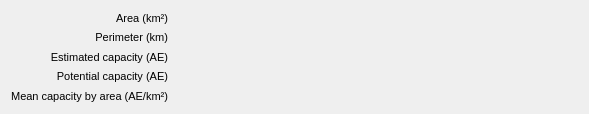
Old version of the form mlapp/src/widgets/paddock_details/paddock_details_base.ui in the repository Trailmarker/paddock-power.
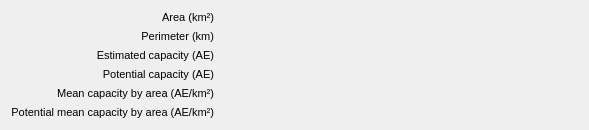
New version of the form. Custom widgets are drawn as their Qt base class.

Diff of the .ui file:
```diff
--- a/mlapp/src/widgets/paddock_details/paddock_details_base.ui
+++ b/mlapp/src/widgets/paddock_details/paddock_details_base.ui
@@ -214,6 +214,63 @@
        </property>
       </widget>
      </item>
+     <item row="3" column="1">
+      <widget class="FormattedValue" name="potentialCapacityText">
+       <property name="sizePolicy">
+        <sizepolicy hsizetype="Expanding" vsizetype="Minimum">
+         <horstretch>0</horstretch>
+         <verstretch>0</verstretch>
+        </sizepolicy>
+       </property>
+       <property name="font">
+        <font>
+         <pointsize>8</pointsize>
+        </font>
+       </property>
+       <property name="text">
+        <string/>
+       </property>
+      </widget>
+     </item>
+     <item row="5" column="0">
+      <widget class="QLabel" name="potentialCapacityPerAreaLabel">
+       <property name="sizePolicy">
+        <sizepolicy hsizetype="Minimum" vsizetype="Minimum">
+         <horstretch>0</horstretch>
+         <verstretch>0</verstretch>
+        </sizepolicy>
+       </property>
+       <property name="font">
+        <font>
+         <pointsize>8</pointsize>
+        </font>
+       </property>
+       <property name="text">
+        <string notr="true">Potential mean capacity by area (AE/km²)</string>
+       </property>
+       <property name="alignment">
+        <set>Qt::AlignRight|Qt::AlignTrailing|Qt::AlignVCenter</set>
+       </property>
+      </widget>
+     </item>
+     <item row="5" column="1">
+      <widget class="FormattedValue" name="potentialCapacityPerAreaText">
+       <property name="sizePolicy">
+        <sizepolicy hsizetype="Expanding" vsizetype="Minimum">
+         <horstretch>0</horstretch>
+         <verstretch>0</verstretch>
+        </sizepolicy>
+       </property>
+       <property name="font">
+        <font>
+         <pointsize>8</pointsize>
+        </font>
+       </property>
+       <property name="text">
+        <string/>
+       </property>
+      </widget>
+     </item>
     </layout>
    </item>
   </layout>
```
Left out of the diff: 148 changed lines with no effect on the pictures.
